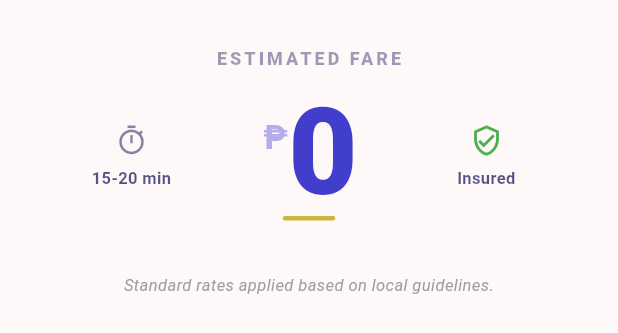
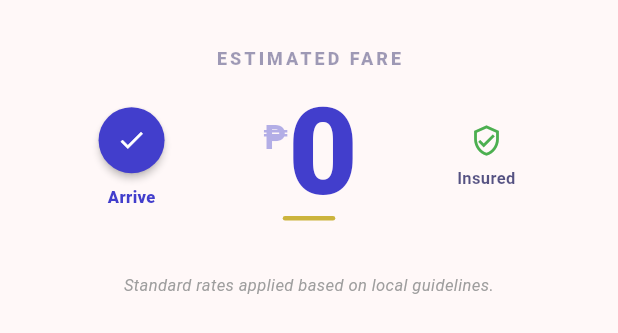
Before and after one commit to reagan13/mati-byahe, a Flutter app: the FareDisplay widget shown alone on an empty page, opened directly with empty values, on a phone screen of 412 x 824 dp. Shown: the top 333 px of the screen. Run offline on Flutter 3.47's test engine with Material 3 defaults, Android fonts, the phone set to English and light mode, and no system bars; our stand-ins replace flutter_dotenv, pin_code_fields, shared_preferences, smooth_page_indicator, sqflite, sqflite_common_ffi and 1 more; accounts and stored records are empty; network calls fail; Roboto replaces fonts that are missing (Unbound).

Commit message:
arrive button to the fare display

```diff
--- a/lib/home/widgets/fare_display.dart
+++ b/lib/home/widgets/fare_display.dart
@@ -4,8 +4,9 @@ import '../../core/constant/app_texts.dart';
 
 class FareDisplay extends StatelessWidget {
   final double fare;
+  final VoidCallback onArrived;
 
-  const FareDisplay({super.key, required this.fare});
+  const FareDisplay({super.key, required this.fare, required this.onArrived});
 
   @override
   Widget build(BuildContext context) {
@@ -28,21 +29,25 @@ class FareDisplay extends StatelessWidget {
             Expanded(
               child: Column(
                 mainAxisSize: MainAxisSize.min,
-                crossAxisAlignment: CrossAxisAlignment.center,
                 children: [
-                  Icon(
-                    Icons.timer_outlined,
-                    size: 22,
-                    color: AppColors.darkNavy.withOpacity(0.5),
+                  ElevatedButton(
+                    onPressed: onArrived,
+                    style: ElevatedButton.styleFrom(
+                      backgroundColor: AppColors.primaryBlue,
+                      foregroundColor: Colors.white,
+                      shape: const CircleBorder(),
+                      padding: const EdgeInsets.all(12),
+                      elevation: 2,
+                    ),
+                    child: const Icon(Icons.check, size: 20),
                   ),
                   const SizedBox(height: 6),
-                  Text(
-                    '15-20 min',
-                    textAlign: TextAlign.center,
+                  const Text(
+                    'Arrive',
                     style: TextStyle(
                       fontSize: 11,
-                      fontWeight: FontWeight.w700,
-                      color: AppColors.darkNavy.withOpacity(0.7),
+                      fontWeight: FontWeight.w800,
+                      color: AppColors.primaryBlue,
                     ),
                   ),
                 ],
--- a/lib/login/login_screen.dart
+++ b/lib/login/login_screen.dart
@@ -5,7 +5,7 @@ import '../core/constant/app_colors.dart';
 import '../core/database/local_database.dart';
 import 'widgets/login_widgets.dart';
 import '../signup/register_screen.dart';
-import '../navbar/main_navigation.dart'; // Import MainNavigation instead of HomeScreen
+import '../navigation/main_navigation.dart';
 
 class LoginScreen extends StatefulWidget {
   const LoginScreen({super.key});
```
Also changed, not shown: lib/home/home_screen.dart (+20 -21 lines), lib/home/widgets/action_grid_widget.dart (added, +46 -0 lines), lib/home/widgets/location_selector.dart (+10 -4 lines).
